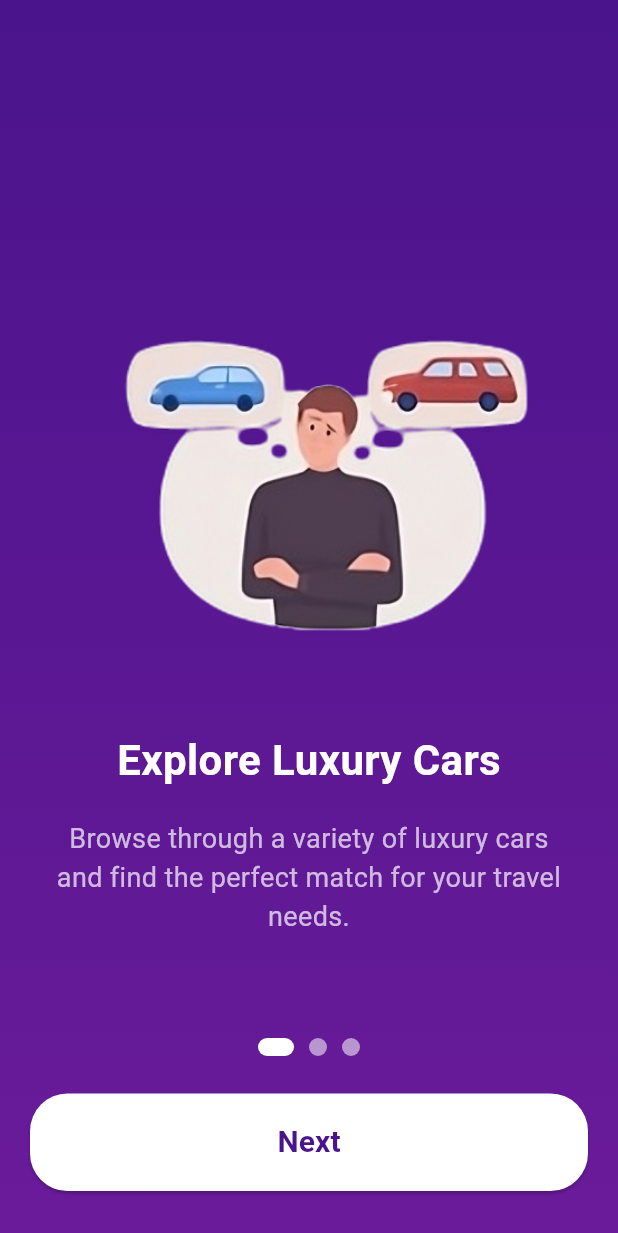
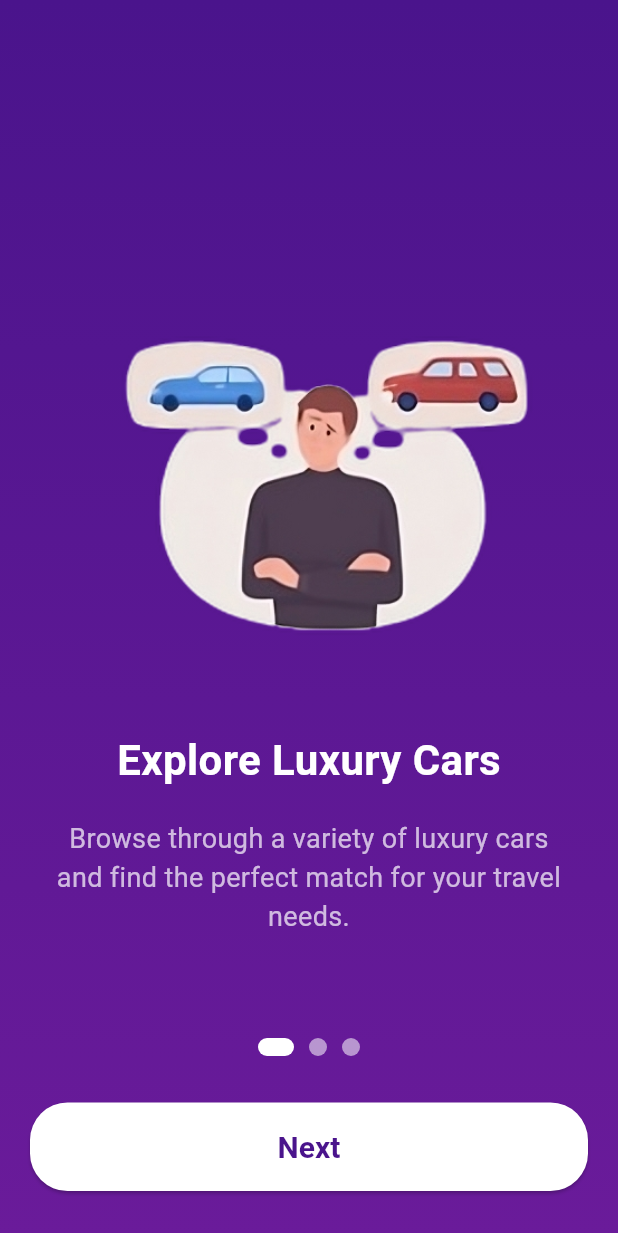
Before and after one commit to RijanPrajapati1/wheeloop, a Flutter app: the screen it shows after launch, on a phone screen of 412 x 824 dp. Shown: the top 1233 px of the screen. Run offline on Flutter 3.47's test engine with Material 3 defaults, Android fonts, the phone set to English and light mode, and no system bars; Roboto replaces fonts that are missing (Montserrat Bold, Montserrat Regular).

Commit message:
added app_theme completed and bottom navigation folder created

```diff
--- /dev/null
+++ b/lib/core/app_theme/app_theme.dart
@@ -0,0 +1,30 @@
+import 'package:flutter/material.dart';
+
+ThemeData getApplicationTheme() {
+  return ThemeData(
+    primarySwatch: Colors.red,
+    scaffoldBackgroundColor: Colors.white,
+    fontFamily: 'Montserrat Regular',
+    appBarTheme: const AppBarTheme(
+      centerTitle: true,
+      color: Colors.deepPurple,
+      elevation: 4,
+      shadowColor: Colors.pink,
+      titleTextStyle: TextStyle(
+          fontSize: 16, color: Colors.white, fontFamily: 'Montserrat Bold'),
+    ),
+    elevatedButtonTheme: ElevatedButtonThemeData(
+      style: ElevatedButton.styleFrom(
+          textStyle: const TextStyle(
+              fontSize: 18,
+              fontWeight: FontWeight.w500,
+              fontFamily: 'Montserrat Bold'),
+          backgroundColor: Colors.deepPurple,
+          padding: const EdgeInsets.symmetric(vertical: 16),
+          shape: RoundedRectangleBorder(
+            borderRadius: BorderRadius.circular(8),
+          ),
+          foregroundColor: Colors.white),
+    ),
+  );
+}
--- a/lib/routes/route_generator.dart
+++ b/lib/routes/route_generator.dart
@@ -1,9 +1,9 @@
 import 'package:flutter/material.dart';
+import 'package:wheeloop/core/app_theme/app_theme.dart';
 import 'package:wheeloop/screen/dashboard_screen/dashboard_screen.dart';
 import 'package:wheeloop/screen/login/login_screen.dart';
 import 'package:wheeloop/screen/signup/signup_screen.dart';
 import 'package:wheeloop/screen/splash/on_boarding_screen.dart';
-
 import 'package:wheeloop/screen/splash/splash_screen.dart';
 
 class RouteGenerator extends StatelessWidget {
@@ -13,6 +13,7 @@ class RouteGenerator extends StatelessWidget {
   Widget build(BuildContext context) {
     return MaterialApp(
       initialRoute: '/',
+      theme: getApplicationTheme(),
       debugShowCheckedModeBanner: false,
       routes: {
         '/': (context) => const SplashScreen(),
```
Also changed, not shown: lib/screen/bottom_navigation_screen/about_view.dart (added, +14 -0 lines), lib/screen/bottom_navigation_screen/cart_view.dart (added, +10 -0 lines), lib/screen/bottom_navigation_screen/home_view.dart (added, +24 -0 lines), lib/screen/bottom_navigation_screen/notification_view.dart (added, +10 -0 lines), assets/fonts/Montserrat-Bold.ttf (added), assets/fonts/Montserrat-Italic.ttf (added), assets/fonts/Montserrat-Regular.ttf (added).
